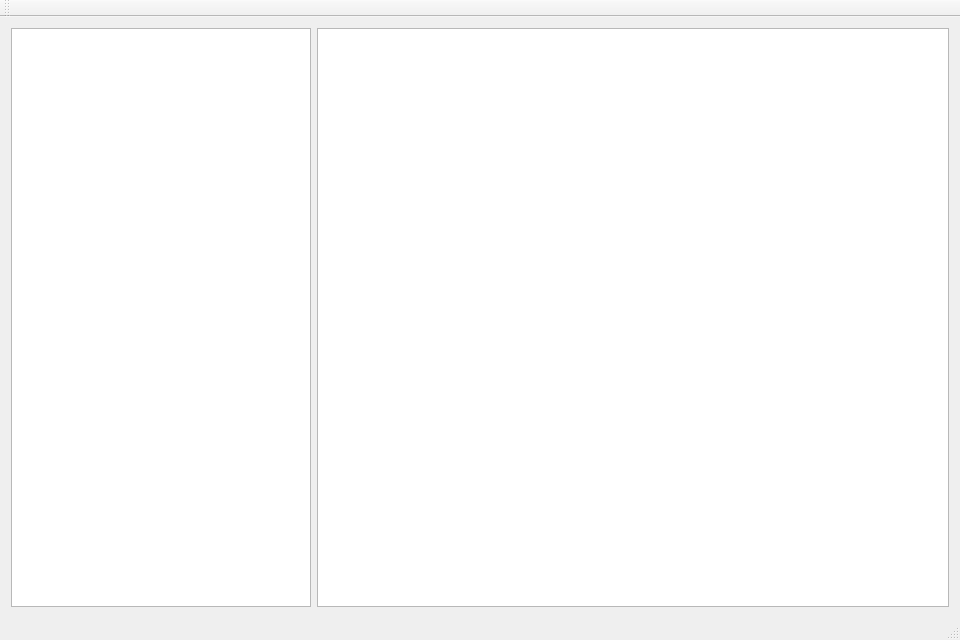
This is FPackage/FPackage/ui/mainwindow.ui in qunny0/FTools as Qt 5 draws it before an edit. The edited form follows.
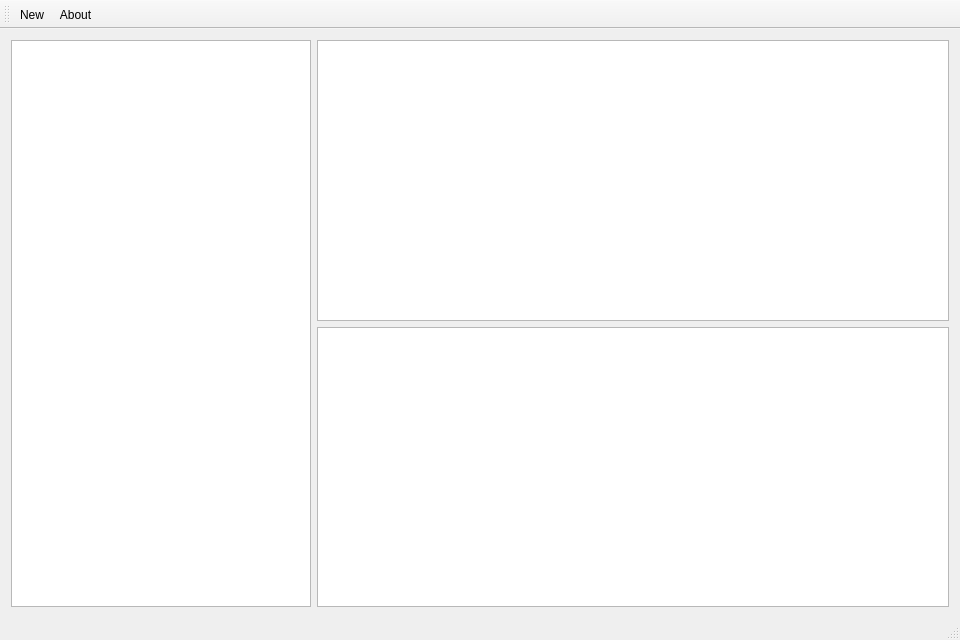
This is the edited form. Icons and pictures are not drawn.

```diff
--- a/FPackage/FPackage/ui/mainwindow.ui
+++ b/FPackage/FPackage/ui/mainwindow.ui
@@ -28,7 +28,24 @@
        </widget>
       </item>
       <item>
-       <widget class="QListView" name="listView_files"/>
+       <layout class="QVBoxLayout" name="verticalLayout">
+        <item>
+         <widget class="QListView" name="listView_files"/>
+        </item>
+        <item>
+         <widget class="QTextEdit" name="textEdit_file">
+          <property name="minimumSize">
+           <size>
+            <width>0</width>
+            <height>200</height>
+           </size>
+          </property>
+          <property name="textInteractionFlags">
+           <set>Qt::TextSelectableByKeyboard|Qt::TextSelectableByMouse</set>
+          </property>
+         </widget>
+        </item>
+       </layout>
       </item>
      </layout>
     </item>
@@ -51,8 +68,39 @@
    <attribute name="toolBarBreak">
     <bool>false</bool>
    </attribute>
+   <addaction name="actionNew"/>
+   <addaction name="aboutAction"/>
   </widget>
   <widget class="QStatusBar" name="statusBar"/>
+  <action name="aboutAction">
+   <property name="text">
+    <string>About</string>
+   </property>
+   <property name="toolTip">
+    <string>About FPackage</string>
+   </property>
+   <property name="statusTip">
+    <string>About FPackage</string>
+   </property>
+   <property name="shortcut">
+    <string>Ctrl+A</string>
+   </property>
+  </action>
+  <action name="actionNew">
+   <property name="icon">
+    <iconset resource="../resource/res.qrc">
+     <normaloff>:/images/doc-open</normaloff>:/images/doc-open</iconset>
+   </property>
+   <property name="text">
+    <string>New</string>
+   </property>
+   <property name="toolTip">
+    <string>&lt;html&gt;&lt;head/&gt;&lt;body&gt;&lt;p&gt;New Package&lt;/p&gt;&lt;/body&gt;&lt;/html&gt;</string>
+   </property>
+   <property name="shortcut">
+    <string>Ctrl+O</string>
+   </property>
+  </action>
  </widget>
  <layoutdefault spacing="6" margin="11"/>
  <resources/>
```
Left out of the diff: 6 changed lines with no effect on the pictures.
